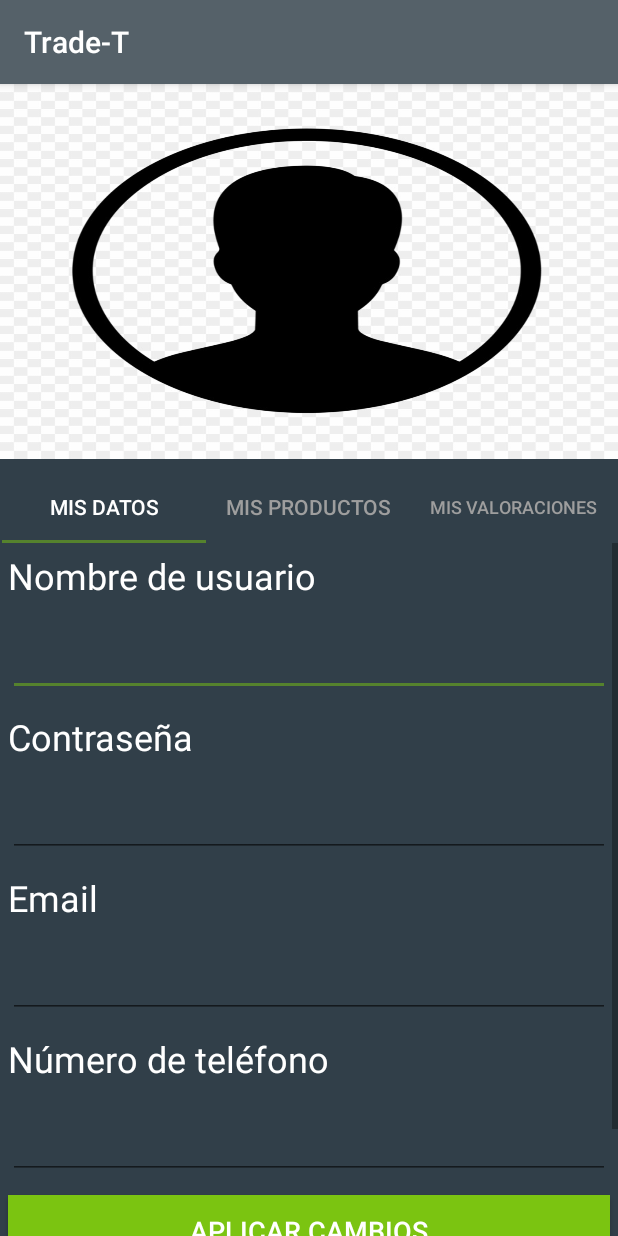
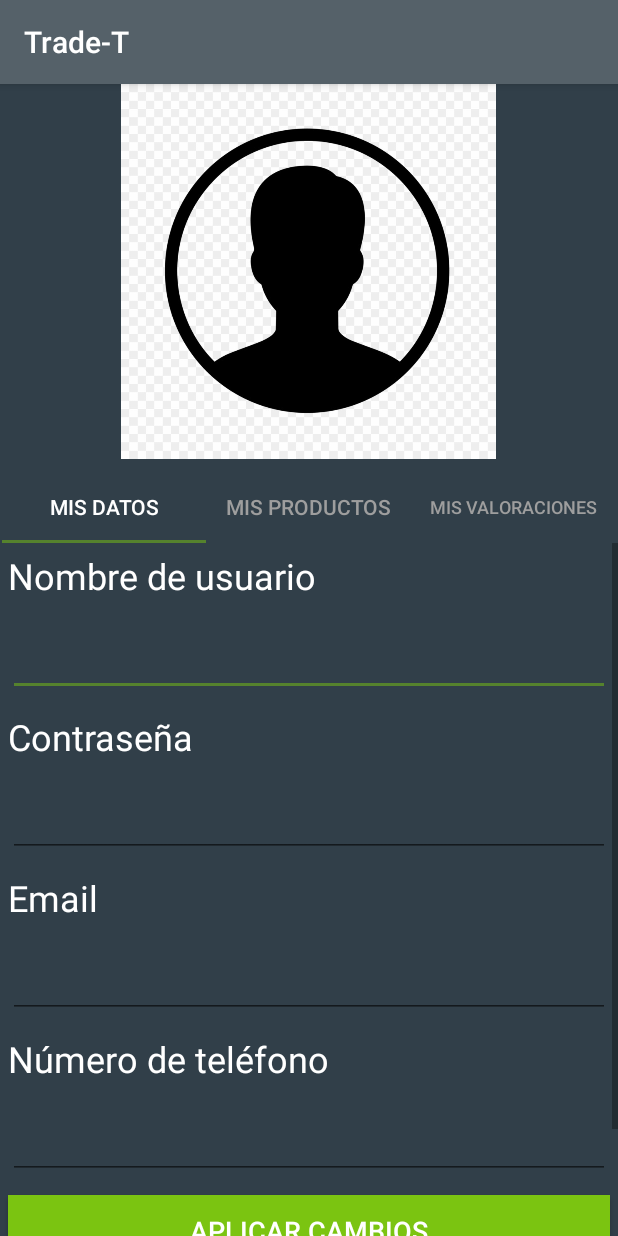
Before and after one commit to ricascan/TradeT, an Android app: the fragment PerfilFragment shown on its own in the app's theme, on a phone screen of 412 x 824 dp. Run offline under Robolectric (Android 15) with nearby library versions, the phone set to English and light mode, and no system bars; pictures from the network do not load; 5 statements that could not run were skipped.

Commit message:
Solucionados bugs relacionados con la modificación de la foto de perfil.

```diff
--- a/app/src/main/java/com/tradet/tradetapp/ComunicacionServidor.java
+++ b/app/src/main/java/com/tradet/tradetapp/ComunicacionServidor.java
@@ -250,12 +250,13 @@ public class ComunicacionServidor {
 
 
 
-    public Usuario leerUsuario() throws ExcepcionTradeT {
+    public Usuario leerUsuario(final Integer id) throws ExcepcionTradeT {
         new Thread(new Runnable() {
             @Override
             public void run() {
                 HashMap peticion = new HashMap();
                 peticion.put("peticion", "leer usuario");
+                peticion.put("argumento", id);
                 try {
                     Socket socket = new Socket(IP, PUERTO);
                     ObjectOutputStream flujoSalida = new ObjectOutputStream(socket.getOutputStream());
@@ -280,7 +281,7 @@ public class ComunicacionServidor {
 
             }
         }).start();
-        while (excepcionTradeT == null && listaHash == null) {
+        while (excepcionTradeT == null && objetoRespuesta == null) {
             System.out.printf("");
         }
         if (excepcionTradeT != null)
--- a/app/src/main/java/com/tradet/tradetapp/MainActivity.java
+++ b/app/src/main/java/com/tradet/tradetapp/MainActivity.java
@@ -40,13 +40,13 @@ public class MainActivity extends AppCompatActivity {
                     String nombre = editTextNombre.getText().toString().trim();
                     String contrasena = editTextContrasena.getText().toString().trim();
                     if(Sesion.iniciarSesion(getApplicationContext(), nombre, contrasena)) {
-                        Toast.makeText(getApplicationContext(), "Correcto", Toast.LENGTH_SHORT).show();
+
                         Intent intent = new Intent();
                         intent.setClass(getApplicationContext(), NavigationActivity.class);
                         startActivity(intent);
                     }
                     else
-                        Toast.makeText(getApplicationContext(), "Incorrecto", Toast.LENGTH_SHORT).show();
+                        Toast.makeText(getApplicationContext(), "Nombre o contraseña incorrectos", Toast.LENGTH_SHORT).show();
 
                 }
             }
--- a/app/src/main/java/com/tradet/tradetapp/Sesion.java
+++ b/app/src/main/java/com/tradet/tradetapp/Sesion.java
@@ -21,7 +21,7 @@ public class Sesion {
             for (Usuario u : listaUsuarios) {
 
                 if (u.getNombre().equals(nombre) && u.getContrasena().equals(ComunicacionServidor.getMD5(contrasena))) {
-                    activeUser = u;
+                    activeUser = cs.leerUsuario(u.getUsuarioId());
                     return true;
                 }
 
--- a/app/src/main/java/com/tradet/tradetapp/ui/perfil/PerfilFragment.java
+++ b/app/src/main/java/com/tradet/tradetapp/ui/perfil/PerfilFragment.java
@@ -74,7 +74,7 @@ public class PerfilFragment extends Fragment {
 
         if(Sesion.activeUser.getFoto() != null) {
 
-            Glide.with(getActivity()).load(Sesion.activeUser.getFoto()).fitCenter().diskCacheStrategy(DiskCacheStrategy.ALL).into(image);
+            Glide.with(getActivity()).load(Sesion.activeUser.getFoto()).fitCenter().into(image);
         }
 
 
@@ -180,14 +180,16 @@ public class PerfilFragment extends Fragment {
             rotatedBitmap.compress(Bitmap.CompressFormat.JPEG, 10, stream);
             inputData = stream.toByteArray();
         }
-
+        if(inputData != null) {
             ComunicacionServidor comunicacionServidor = new ComunicacionServidor();
             Sesion.activeUser.setFoto(inputData);
             try {
                 comunicacionServidor.modificarUsuario(Sesion.activeUser);
                 Toast.makeText(getActivity(), "Foto de perifl modificada correctamente.", Toast.LENGTH_SHORT).show();
+                inputData = null;
             } catch (ExcepcionTradeT excepcionTradeT) {
                 Toast.makeText(getActivity(), excepcionTradeT.getMensajeUsuario(), Toast.LENGTH_LONG).show();
+            }
         }
     }
     private Bitmap rotateImage(Bitmap source, float angle) {
--- a/app/src/main/res/layout/fragment_perfil.xml
+++ b/app/src/main/res/layout/fragment_perfil.xml
@@ -9,9 +9,9 @@
 
     <ImageView
         android:id="@+id/imageViewPerfil"
-        android:layout_width="wrap_content"
+        android:layout_width="match_parent"
         android:layout_height="250dp"
-        android:scaleType="fitXY"
+        android:scaleType="centerInside"
 
         app:srcCompat="@drawable/avatar" />
 
--- a/app/src/main/res/layout/fragment_tienda.xml
+++ b/app/src/main/res/layout/fragment_tienda.xml
@@ -26,8 +26,10 @@
             android:layout_marginRight="10dp"
             android:layout_weight="1"
             android:ems="10"
+            android:hint="Buscar..."
             android:inputType="textPersonName"
-            android:textColor="@color/colorTexto" />
+            android:textColor="@color/colorTexto"
+            android:textColorHint="@color/colorHint" />
 
         <LinearLayout
             android:id="@+id/ly"
--- a/app/src/main/res/layout/fragment_usuarios.xml
+++ b/app/src/main/res/layout/fragment_usuarios.xml
@@ -15,7 +15,7 @@
         android:layout_marginEnd="8dp"
         android:layout_marginRight="8dp"
         android:ems="10"
-        android:hint="Nombre"
+        android:hint="Buscar..."
         android:inputType="textPersonName"
         android:textColor="@color/colorTexto"
         android:textColorHint="@color/colorHint"
```
Lines whose indentation alone changed are shown as unchanged.
